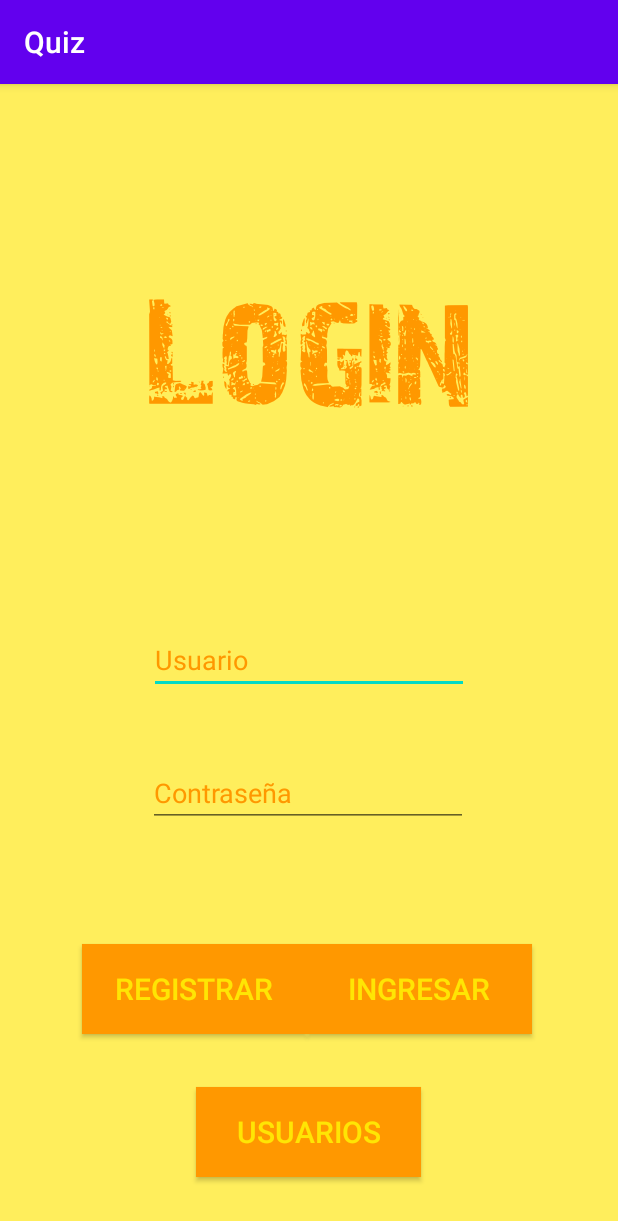
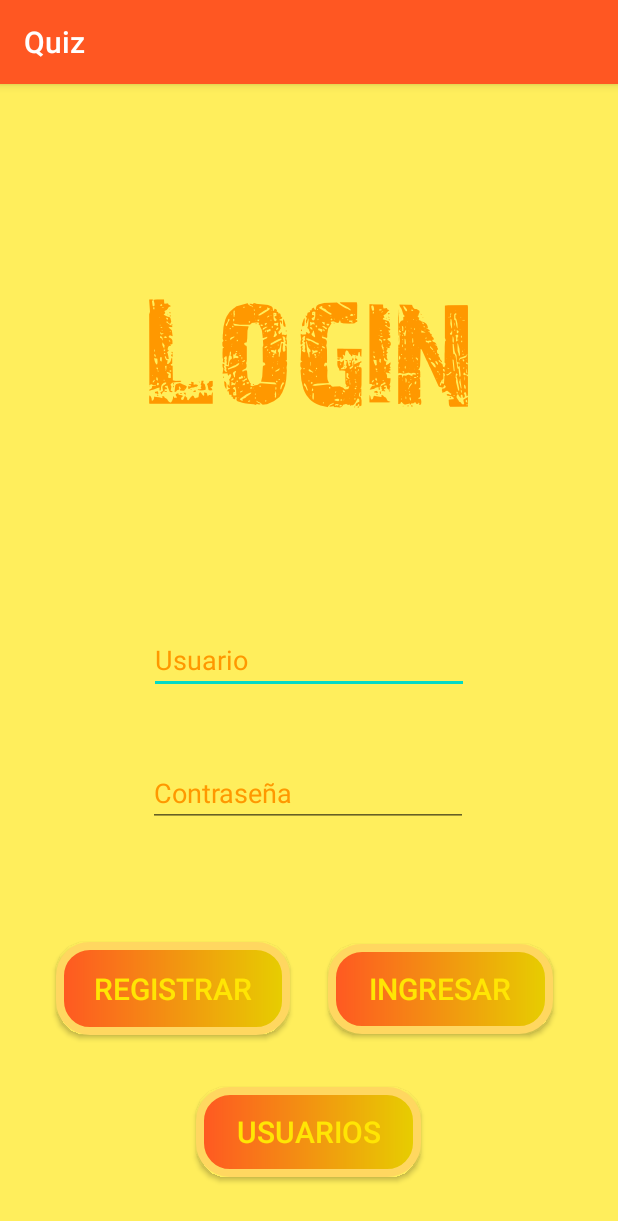
Before and after one commit to EgoPro1/Ejm02Quiz, an Android app: the screen it shows after launch (LoginActivity), on a phone screen of 412 x 824 dp. Shown: the top 1221 px of the screen. Run offline under Robolectric (Android 15) with nearby library versions, the phone set to English and light mode, and no system bars.

Commit message:
cuarto commit

```diff
--- a/app/src/main/AndroidManifest.xml
+++ b/app/src/main/AndroidManifest.xml
@@ -11,6 +11,8 @@
         android:theme="@style/AppTheme">
         <activity android:name=".ShowUsersActivity"
             android:parentActivityName=".LoginActivity"
+            android:label="Users"
+
             ></activity>
         <activity
             android:name=".IntroActivity"
--- a/app/src/main/java/com/example/ejm02/ShowUsersActivity.kt
+++ b/app/src/main/java/com/example/ejm02/ShowUsersActivity.kt
@@ -20,7 +20,7 @@ class ShowUsersActivity : AppCompatActivity() {
         setContentView(R.layout.activity_show_users)
         var Rv=findViewById<RecyclerView>(R.id.Rv_users)
 
-            Rv.layoutManager=LinearLayoutManager(this,LinearLayoutManager.HORIZONTAL,false)
+            Rv.layoutManager=LinearLayoutManager(this,LinearLayoutManager.VERTICAL,false)
             var adapter=DataAdapter(db.readAllData())
             Rv.adapter=adapter
 
--- /dev/null
+++ b/app/src/main/res/drawable/color.xml
@@ -0,0 +1,23 @@
+<?xml version="1.0" encoding="utf-8"?>
+<shape xmlns:android="http://schemas.android.com/apk/res/android">
+
+    <stroke
+        android:width="5dp"
+        android:color="#FFD760"
+        ></stroke>
+
+    <gradient
+        android:startColor="#FF5722"
+        android:endColor="#E6CF00"
+        ></gradient>
+
+    <corners
+        android:radius="20dp"
+
+
+        ></corners>
+
+
+
+
+</shape>
--- a/app/src/main/res/layout/activity_login.xml
+++ b/app/src/main/res/layout/activity_login.xml
@@ -53,32 +53,34 @@
 
     <Button
         android:id="@+id/btRegistrar"
-        android:layout_width="150dp"
-        android:layout_height="60dp"
+        android:layout_width="156dp"
+        android:layout_height="62dp"
         android:layout_marginStart="10dp"
+        android:layout_marginRight="10dp"
+        android:background="@drawable/color"
         android:onClick="Registrar"
+        android:text="Registrar"
+        android:textColor="#FFE504"
         android:textSize="20dp"
-        android:textColor="#FFE504"
-        android:background="#FF9800"
-        android:text="Registrar"
-        app:layout_constraintBottom_toBottomOf="parent"
+        app:layout_constraintBaseline_toBaselineOf="@+id/btIngresar"
         app:layout_constraintEnd_toEndOf="parent"
-        app:layout_constraintHorizontal_bias="0.176"
-        app:layout_constraintStart_toStartOf="parent"
-        app:layout_constraintTop_toTopOf="parent"
-        app:layout_constraintVertical_bias="0.81" />
+        app:layout_constraintHorizontal_bias="0.111"
+        app:layout_constraintStart_toStartOf="parent" />
 
     <Button
         android:id="@+id/btIngresar"
         android:layout_width="150dp"
         android:layout_height="60dp"
+        android:layout_marginLeft="40dp"
+        android:layout_marginEnd="10dp"
+
         android:text="Ingresar"
+        android:background="@drawable/color"
+        android:textColor="#FFE504"
         android:textSize="20dp"
-        android:textColor="#FFE504"
-        android:background="#FF9800"
         app:layout_constraintBottom_toBottomOf="parent"
         app:layout_constraintEnd_toEndOf="parent"
-        app:layout_constraintHorizontal_bias="0.781"
+        app:layout_constraintHorizontal_bias="0.869"
         app:layout_constraintStart_toStartOf="parent"
         app:layout_constraintTop_toTopOf="parent"
         app:layout_constraintVertical_bias="0.81" />
@@ -87,8 +89,9 @@
         android:id="@+id/btRegistroU"
         android:layout_width="150dp"
         android:layout_height="60dp"
-        android:background="#FF9800"
+
         android:text="Usuarios"
+        android:background="@drawable/color"
         android:textColor="#FFE504"
         android:textSize="20dp"
         app:layout_constraintBottom_toBottomOf="parent"
--- a/app/src/main/res/values/styles.xml
+++ b/app/src/main/res/values/styles.xml
@@ -3,8 +3,8 @@
     <!-- Base application theme. -->
     <style name="AppTheme" parent="Theme.AppCompat.Light.DarkActionBar">
         <!-- Customize your theme here. -->
-        <item name="colorPrimary">@color/colorPrimary</item>
-        <item name="colorPrimaryDark">@color/colorPrimaryDark</item>
+        <item name="colorPrimary">#FF5722</item>
+        <item name="colorPrimaryDark">#FFEB3B</item>
         <item name="colorAccent">@color/colorAccent</item>
     </style>
 
```
Also changed, not shown: app/src/main/java/com/example/ejm02/AdminSQLiteOpenHelper.kt (+6 -2 lines), app/src/main/java/com/example/ejm02/DataAdapter.kt (+8 -2 lines), app/src/main/res/layout/activity_show_users.xml (+3 -5 lines), app/src/main/res/layout/useritem_list.xml (+26 -1 lines).
